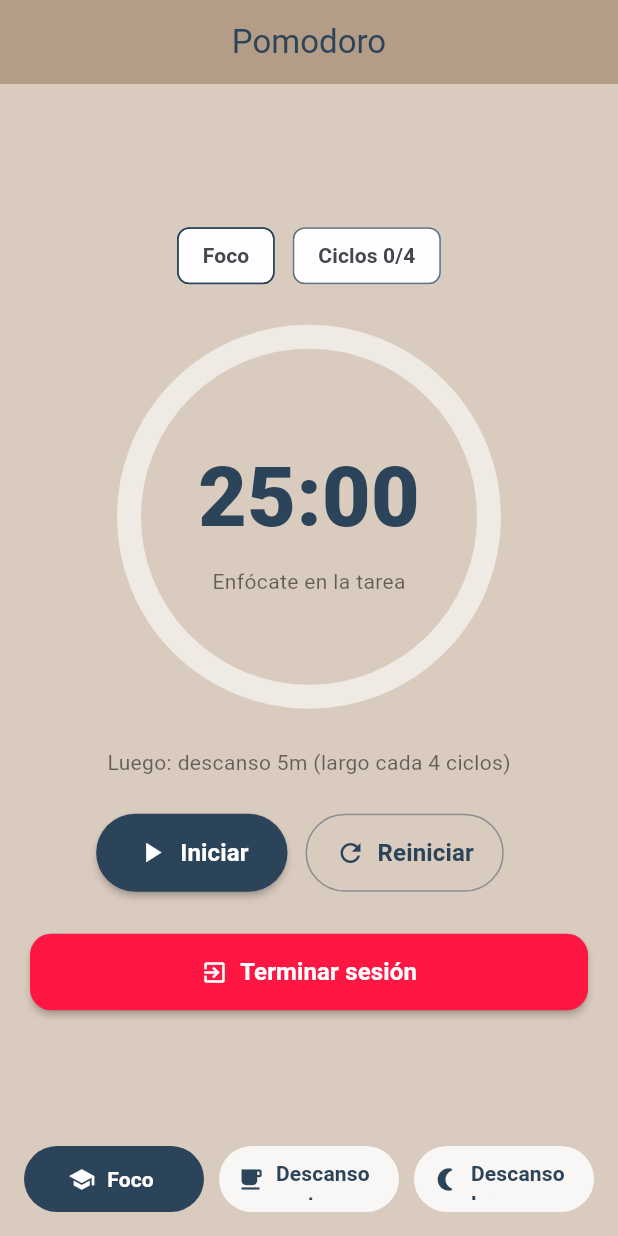
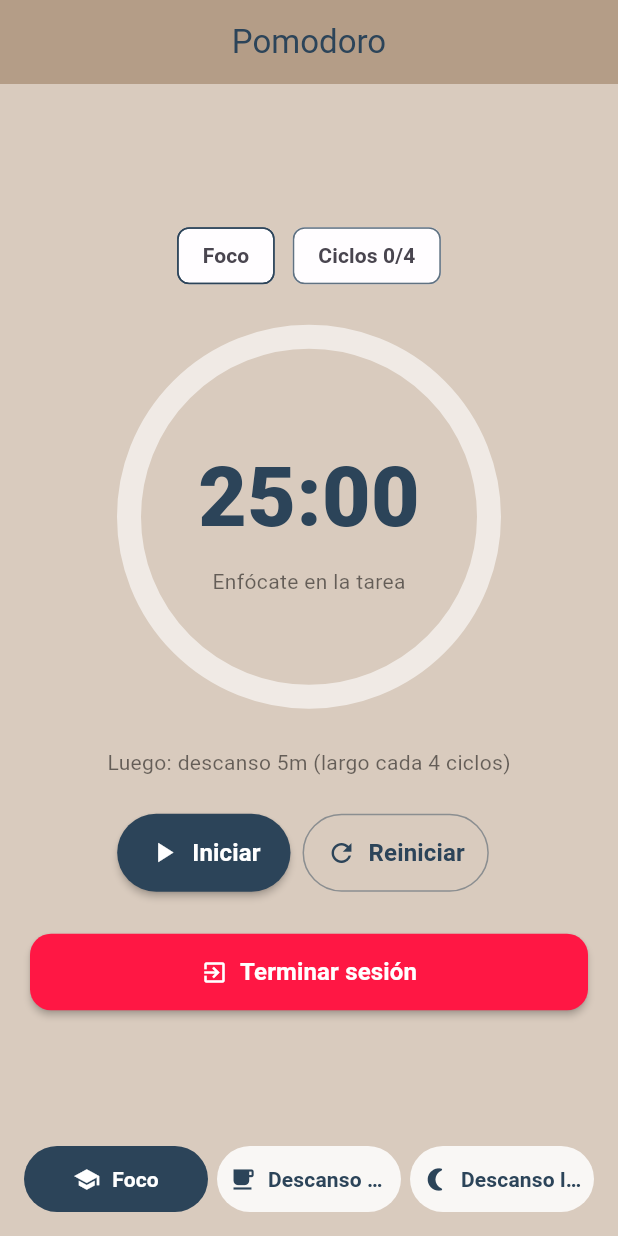
Before and after one commit to SailorSystem/lumi, a Flutter app: the PomodoroScreen screen opened directly, on a phone screen of 412 x 824 dp. Run offline on Flutter 3.47's test engine with Material 3 defaults, Android fonts, the phone set to English and light mode, and no system bars; our stand-ins replace audioplayers, flutter_local_notifications, shared_preferences, timezone; accounts and stored records are empty.

Commit message:
V3.2 Listo diseño completo

```diff
--- a/lib/features/home/home_screen.dart
+++ b/lib/features/home/home_screen.dart
@@ -174,7 +174,7 @@ class _HomeScreenState extends State<HomeScreen> with SingleTickerProviderStateM
                     children: [
                       const Icon(Icons.auto_awesome, color: _primary, size: 18),
                       const SizedBox(width: 8),
-                      Flexible(child: Text(_quote, style: const TextStyle(fontWeight: FontWeight.w600))),
+                      Flexible(child: Text(_quote, style: const TextStyle(fontWeight: FontWeight.w600),overflow: TextOverflow.ellipsis,maxLines: 1,)),
                     ],
                   ),
                 ),
@@ -220,7 +220,7 @@ class _HomeScreenState extends State<HomeScreen> with SingleTickerProviderStateM
       borderRadius: BorderRadius.circular(20),
       onTap: onTap,
       child: Ink(
-        padding: const EdgeInsets.symmetric(horizontal: 16, vertical: 14),
+        padding: const EdgeInsets.symmetric(horizontal: 8, vertical: 14),  // Cambiado de 12 a 8 para más espacio
         decoration: BoxDecoration(
           color: const Color(0xFFF6EFE9),
           border: Border.all(color: Colors.black26),
@@ -230,8 +230,14 @@ class _HomeScreenState extends State<HomeScreen> with SingleTickerProviderStateM
           mainAxisAlignment: MainAxisAlignment.center,
           children: [
             Icon(icon, color: _primary),
-            const SizedBox(width: 8),
-            Text(label, style: const TextStyle(fontWeight: FontWeight.w600)),
+            const SizedBox(width: 6),  // Reducido de 8 a 6 para ahorrar espacio
+            Flexible(
+              child: Text(
+                label,
+                style: const TextStyle(fontWeight: FontWeight.w600, fontSize: 14),  // Agregado fontSize: 14 para texto más pequeño
+                overflow: TextOverflow.ellipsis,  // Mantén esto por si acaso en dispositivos extremos
+              ),
+            ),
           ],
         ),
       ),
--- a/lib/features/metodos/pomodoro/pomodoro_screen.dart
+++ b/lib/features/metodos/pomodoro/pomodoro_screen.dart
@@ -246,11 +246,13 @@ class _PomodoroScreenState extends State<PomodoroScreen> {
                 ),
                 const SizedBox(height: 24),
                 // Controles
+                // Controles
                 Row(
                   mainAxisAlignment: MainAxisAlignment.center,
                   children: [
                     // Iniciar / Pausar
-                    SizedBox(
+                    Flexible(  // Agregado para ajuste automático
+                      child: SizedBox(
                         height: 52,
                         child: ElevatedButton.icon(
                           onPressed: _isRunning ? _pause : _start,
@@ -260,15 +262,17 @@ class _PomodoroScreenState extends State<PomodoroScreen> {
                           style: ElevatedButton.styleFrom(
                             backgroundColor: _primary,
                             foregroundColor: Colors.white,
-                          padding: const EdgeInsets.symmetric(horizontal: 26),
+                            padding: const EdgeInsets.symmetric(horizontal: 20),  // Cambiado de 26 a 20
                             shape: const StadiumBorder(),
                             elevation: 2,
                           ),
                         ),
                       ),
-                    const SizedBox(width: 12),
+                    ),
+                    const SizedBox(width: 8),  // Cambiado de 12 a 8 para menos separación
                     // Reiniciar
-                    SizedBox(
+                    Flexible(  // Agregado
+                      child: SizedBox(
                         height: 52,
                         child: OutlinedButton.icon(
                           onPressed: _resetCurrentPhase,
@@ -278,15 +282,17 @@ class _PomodoroScreenState extends State<PomodoroScreen> {
                           style: OutlinedButton.styleFrom(
                             foregroundColor: _primary,
                             side: BorderSide(color: _primary.withOpacity(0.45)),
-                          padding: const EdgeInsets.symmetric(horizontal: 20),
+                            padding: const EdgeInsets.symmetric(horizontal: 16),  // Cambiado de 20 a 16
                             shape: const StadiumBorder(),
                           ),
                         ),
                       ),
-                    const SizedBox(width: 12),
+                    ),
+                    const SizedBox(width: 8),  // Cambiado de 12 a 8
                     // Saltar descanso
                     if (_phase != _Phase.focus)
-                      SizedBox(
+                      Flexible(  // Agregado
+                        child: SizedBox(
                           height: 52,
                           child: OutlinedButton.icon(
                             onPressed: _nextPhase,
@@ -295,8 +301,9 @@ class _PomodoroScreenState extends State<PomodoroScreen> {
                             style: OutlinedButton.styleFrom(
                               foregroundColor: _bar,
                               side: BorderSide(color: _bar.withOpacity(0.6)),
-                            padding: const EdgeInsets.symmetric(horizontal: 18),
+                              padding: const EdgeInsets.symmetric(horizontal: 14),  // Cambiado de 18 a 14
                               shape: const StadiumBorder(),
+                            ),
                           ),
                         ),
                       ),
@@ -333,11 +340,11 @@ class _PomodoroScreenState extends State<PomodoroScreen> {
             Expanded(
               child: _phaseSwitchButton(_Phase.focus, 'Foco', Icons.school),
             ),
-            const SizedBox(width: 10),
+            const SizedBox(width: 6),  // Cambiado de 10 a 6 para menos separación
             Expanded(
               child: _phaseSwitchButton(_Phase.shortBreak, 'Descanso corto', Icons.free_breakfast),
             ),
-            const SizedBox(width: 10),
+            const SizedBox(width: 6),  // Cambiado de 10 a 6
             Expanded(
               child: _phaseSwitchButton(_Phase.longBreak, 'Descanso largo', Icons.nightlight_round),
             ),
@@ -359,9 +366,16 @@ class _PomodoroScreenState extends State<PomodoroScreen> {
           _setPhase(p);
         },
         icon: Icon(icon, size: 18, color: fg),
-        label: Text(text, style: TextStyle(color: fg, fontWeight: FontWeight.w600)),
+        label: Flexible(  // Agregado para que el texto se ajuste
+          child: Text(
+            text,
+            style: TextStyle(color: fg, fontWeight: FontWeight.w600, fontSize: 14),  // Agregado fontSize: 14
+            overflow: TextOverflow.ellipsis,  // Agregado para cortar si es necesario
+          ),
+        ),
         style: TextButton.styleFrom(
           backgroundColor: bg,
+          padding: const EdgeInsets.symmetric(horizontal: 8, vertical: 8),  // Agregado padding reducido (horizontal de ~16 a 8)
           shape: const StadiumBorder(),
         ),
       ),
```
Also changed, not shown: pubspec.lock. Lines whose indentation alone changed are shown as unchanged.
